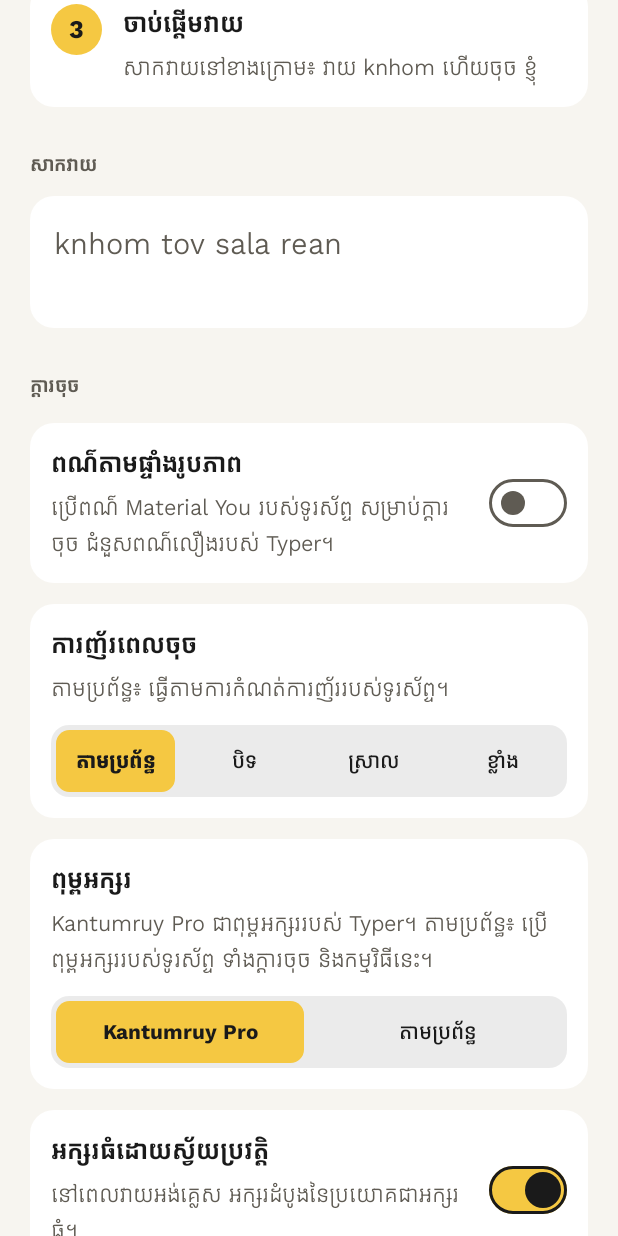
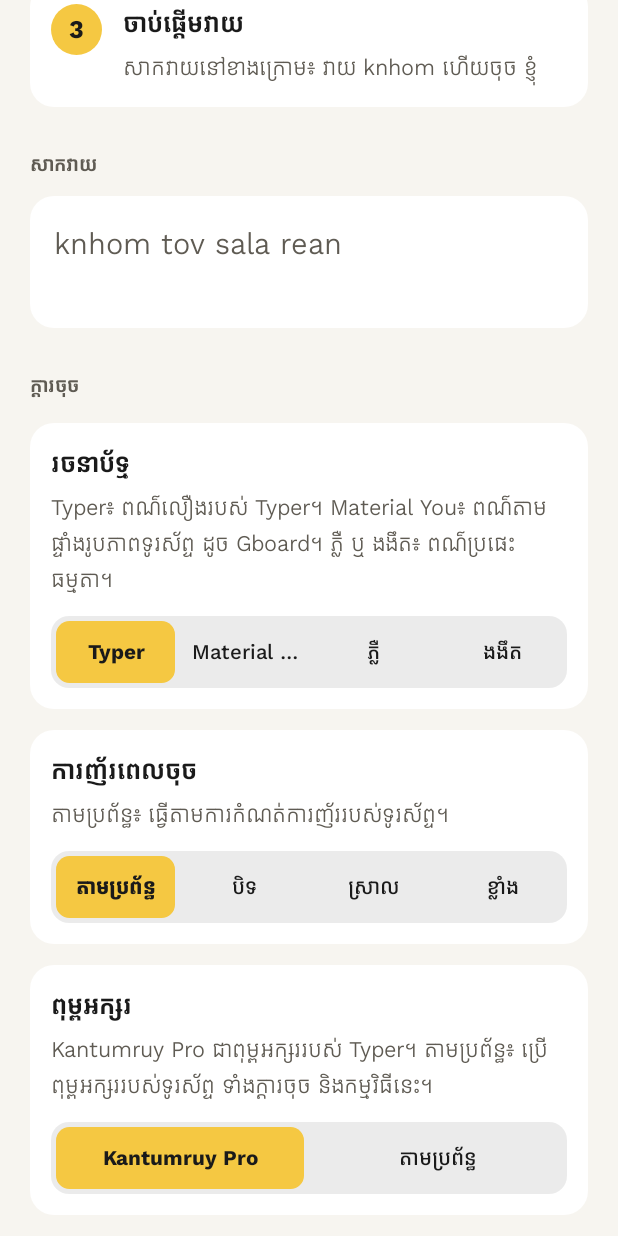
Before and after one commit to Nel-sokchhunly/typer, an Android app built with Jetpack Compose: the screen it shows after launch (MainActivity), scrolled down 576 dp, on a phone screen of 412 x 824 dp. Run offline under Robolectric (Android 15) with nearby library versions, the phone set to English and light mode, and no system bars.

Commit message:
feat(android): keyboard themes: Typer, Material You, Light, Dark
A Theme choice in the Companion app, like Gboard's, replaces the Match my wallpaper switch (which becomes Material
You). Material You uses the phone's wallpaper colours and Light and Dark plain greys with blue accents; in these the
ខ/EN key, the top Suggestion, the layout switch and the glide trail take the theme's accent instead of Typer
yellow. Typer and Material You follow the phone's light or dark setting.

Claude-Session: https://claude.ai/code/session_0174Ebs8LceThiMFWcfqdKD5

```diff
--- a/android/app/src/main/java/com/chhunly/typer/app/CompanionScreen.kt
+++ b/android/app/src/main/java/com/chhunly/typer/app/CompanionScreen.kt
@@ -134,7 +134,7 @@ fun CompanionScreen(khmer: Boolean, onKhmerChange: (Boolean) -> Unit) {
                 }
                 TryIt(copy, khmer)  // right after the steps: set up, then try it
                 Section(copy.keyboardTitle) {
-                    if (ThemeChoice.available) WallpaperCard(copy)
+                    ThemeCard(copy)
                     VibrationCard(copy)
                     FontCard(copy)
                     PrefSwitch(copy.autoCapTitle, copy.autoCapDetail, KeyboardPrefs::autoCap, KeyboardPrefs::setAutoCap)
@@ -332,42 +332,15 @@ private fun StepCard(number: Int, step: Step, done: Boolean?, doneLabel: String,
     }
 }
 
-/** "Match my wallpaper": the Keyboard uses the phone's Material You colours instead of Typer yellow. */
+/** "Theme", as on Gboard: Typer, Material You (Android 12+ only), Light or Dark. */
 @Composable
-private fun WallpaperCard(copy: Copy) {
+private fun ThemeCard(copy: Copy) {
     val context = LocalContext.current
-    var on by remember { mutableStateOf(ThemeChoice.materialYou(context)) }
-    val colors = MaterialTheme.colorScheme
-    Card {
-        Row(
-            Modifier
-                .fillMaxWidth()
-                .heightIn(min = 48.dp)
-                .toggleable(value = on, role = Role.Switch, onValueChange = {
-                    on = it
-                    ThemeChoice.setMaterialYou(context, it)
-                })
-                .padding(14.dp),
-            horizontalArrangement = Arrangement.spacedBy(14.dp),
-            verticalAlignment = Alignment.CenterVertically,
-        ) {
-            Column(Modifier.weight(1f), verticalArrangement = Arrangement.spacedBy(3.dp)) {
-                Txt(copy.wallpaperTitle, 17, weight = FontWeight.SemiBold)
-                Txt(copy.wallpaperDetail, 15, color = colors.onSurfaceVariant)
-            }
-            Switch(
-                checked = on,
-                onCheckedChange = null,
-                colors = SwitchDefaults.colors(
-                    checkedTrackColor = TyperYellow,
-                    checkedThumbColor = TyperInk,
-                    checkedBorderColor = TyperInk,
-                    uncheckedTrackColor = Color.Transparent,
-                    uncheckedThumbColor = colors.onSurfaceVariant,
-                    uncheckedBorderColor = colors.outline,
-                ),
-            )
-        }
+    var choice by remember { mutableStateOf(ThemeChoice.get(context)) }
+    val offered = ThemeChoice.offered
+    ChoiceCard(copy.themeTitle, copy.themeDetail, offered.map { copy.themeOptions[it.ordinal] }, offered.indexOf(choice)) { i ->
+        choice = offered[i]
+        ThemeChoice.set(context, choice)
     }
 }
 
--- a/android/app/src/main/java/com/chhunly/typer/app/Copy.kt
+++ b/android/app/src/main/java/com/chhunly/typer/app/Copy.kt
@@ -23,8 +23,10 @@ data class Copy(
     val about: String,
     val languageKhmer: String,
     val languageEnglish: String,
-    val wallpaperTitle: String,
-    val wallpaperDetail: String,
+    val themeTitle: String,
+    /** Labels for Typer, Material You, Light and Dark, in that order. */
+    val themeOptions: List<String>,
+    val themeDetail: String,
     val vibrationTitle: String,
     /** Labels for System, Off, Light and Strong, in that order. */
     val vibrationOptions: List<String>,
@@ -77,8 +79,9 @@ data class Copy(
                 "Android នឹងព្រមានថា ក្តារចុចណាមួយអាចប្រមូលអ្វីដែលអ្នកវាយ។ Typer រក្សាទុកអ្វីៗទាំងអស់នៅលើទូរស័ព្ទនេះ។",
             languageKhmer = "ភាសា៖ ខ្មែរ",
             languageEnglish = "ភាសា៖ អង់គ្លេស",
-            wallpaperTitle = "ពណ៌តាមផ្ទាំងរូបភាព",
-            wallpaperDetail = "ប្រើពណ៌ Material You របស់ទូរស័ព្ទ សម្រាប់ក្តារចុច ជំនួសពណ៌លឿងរបស់ Typer។",
+            themeTitle = "រចនាប័ទ្ម",
+            themeOptions = listOf("Typer", "Material You", "ភ្លឺ", "ងងឹត"),
+            themeDetail = "Typer៖ ពណ៌លឿងរបស់ Typer។ Material You៖ ពណ៌តាមផ្ទាំងរូបភាពទូរស័ព្ទ ដូច Gboard។ ភ្លឺ ឬ ងងឹត៖ ពណ៌ប្រផេះធម្មតា។",
             vibrationTitle = "ការញ័រពេលចុច",
             vibrationOptions = listOf("តាមប្រព័ន្ធ", "បិទ", "ស្រាល", "ខ្លាំង"),
             vibrationDetail = "តាមប្រព័ន្ធ៖ ធ្វើតាមការកំណត់ការញ័ររបស់ទូរស័ព្ទ។",
@@ -129,8 +132,9 @@ data class Copy(
                 "Android warns that any keyboard could collect what you type; Typer keeps everything on this phone.",
             languageKhmer = "Language: Khmer",
             languageEnglish = "Language: English",
-            wallpaperTitle = "Match my wallpaper",
-            wallpaperDetail = "Use your phone's Material You colours for the keyboard instead of Typer yellow.",
+            themeTitle = "Theme",
+            themeOptions = listOf("Typer", "Material You", "Light", "Dark"),
+            themeDetail = "Typer is Typer's yellow. Material You takes your wallpaper's colours, like Gboard. Light and Dark are plain grey.",
             vibrationTitle = "Key vibration",
             vibrationOptions = listOf("System", "Off", "Light", "Strong"),
             vibrationDetail = "System follows your phone's touch vibration setting.",
--- a/android/app/src/main/java/com/chhunly/typer/ime/ThemeChoice.kt
+++ b/android/app/src/main/java/com/chhunly/typer/ime/ThemeChoice.kt
@@ -4,21 +4,34 @@ import android.content.Context
 import android.os.Build
 
 /**
- * The Keyboard's colours: Typer yellow (the default, the same palette as the iOS app) or the phone's wallpaper
- * colours (Material You), which only Android 12+ offers. The Companion app sets it; the Keyboard reads it each time
- * it opens. Both run in this app's process, so a plain SharedPreferences file is enough.
+ * The Keyboard's theme, picked in the Companion app as on Gboard: Typer (cream and yellow, like the iOS app; the
+ * default), Material You (the phone's wallpaper colours, Gboard's default on Pixel; Android 12+), or plain Light or
+ * Dark (Gboard's grey keys with blue accents). Typer and Material You follow the phone's light or dark setting;
+ * Light and Dark stay as they are. The Keyboard reads it each time it opens.
  */
-object ThemeChoice {
-    private const val PREFS = "typer_keyboard"
-    private const val KEY = "material_you"
+enum class ThemeChoice {
+    TYPER, MATERIAL_YOU, LIGHT, DARK;
 
-    /** Whether this phone has wallpaper colours to offer. */
-    val available: Boolean get() = Build.VERSION.SDK_INT >= 31
+    companion object {
+        private const val PREFS = "typer_keyboard"
+        private const val KEY = "theme"
+        private const val OLD_KEY = "material_you"  // the earlier "Match my wallpaper" switch
 
-    fun materialYou(context: Context): Boolean =
-        available && context.getSharedPreferences(PREFS, Context.MODE_PRIVATE).getBoolean(KEY, false)
+        /** Whether this phone has wallpaper colours to offer. */
+        val available: Boolean get() = Build.VERSION.SDK_INT >= 31
 
-    fun setMaterialYou(context: Context, on: Boolean) {
-        context.getSharedPreferences(PREFS, Context.MODE_PRIVATE).edit().putBoolean(KEY, on).apply()
+        /** The themes this phone can show, in the order the Companion app lists them. */
+        val offered: List<ThemeChoice> get() = entries.filter { it != MATERIAL_YOU || available }
+
+        fun get(context: Context): ThemeChoice {
+            val prefs = context.getSharedPreferences(PREFS, Context.MODE_PRIVATE)
+            val chosen = prefs.getString(KEY, null)?.let { n -> entries.firstOrNull { it.name == n } }
+                ?: if (prefs.getBoolean(OLD_KEY, false)) MATERIAL_YOU else TYPER
+            return if (chosen == MATERIAL_YOU && !available) TYPER else chosen
+        }
+
+        fun set(context: Context, choice: ThemeChoice) {
+            context.getSharedPreferences(PREFS, Context.MODE_PRIVATE).edit().putString(KEY, choice.name).apply()
+        }
     }
 }
```
Also changed, not shown: android/app/src/main/java/com/chhunly/typer/ime/KeyboardTheme.kt (+69 -11 lines).
